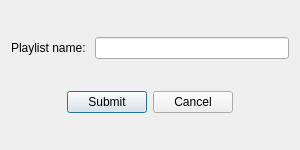
Above: createplaylistdialog.ui from Pottarr/QtGroove before the change. Below: the same form after it.
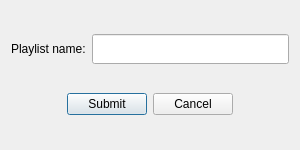
That is the form after the change.

What changed in the file:
```diff
--- a/createplaylistdialog.ui
+++ b/createplaylistdialog.ui
@@ -18,13 +18,26 @@
     <layout class="QHBoxLayout" name="horizontalLayout">
      <item>
       <widget class="QLabel" name="label">
+       <property name="maximumSize">
+        <size>
+         <width>75</width>
+         <height>30</height>
+        </size>
+       </property>
        <property name="text">
         <string>Playlist name: </string>
        </property>
       </widget>
      </item>
      <item>
-      <widget class="QLineEdit" name="playlistNameInput"/>
+      <widget class="QLineEdit" name="playlistNameInput">
+       <property name="maximumSize">
+        <size>
+         <width>200</width>
+         <height>30</height>
+        </size>
+       </property>
+      </widget>
      </item>
     </layout>
    </item>
```
